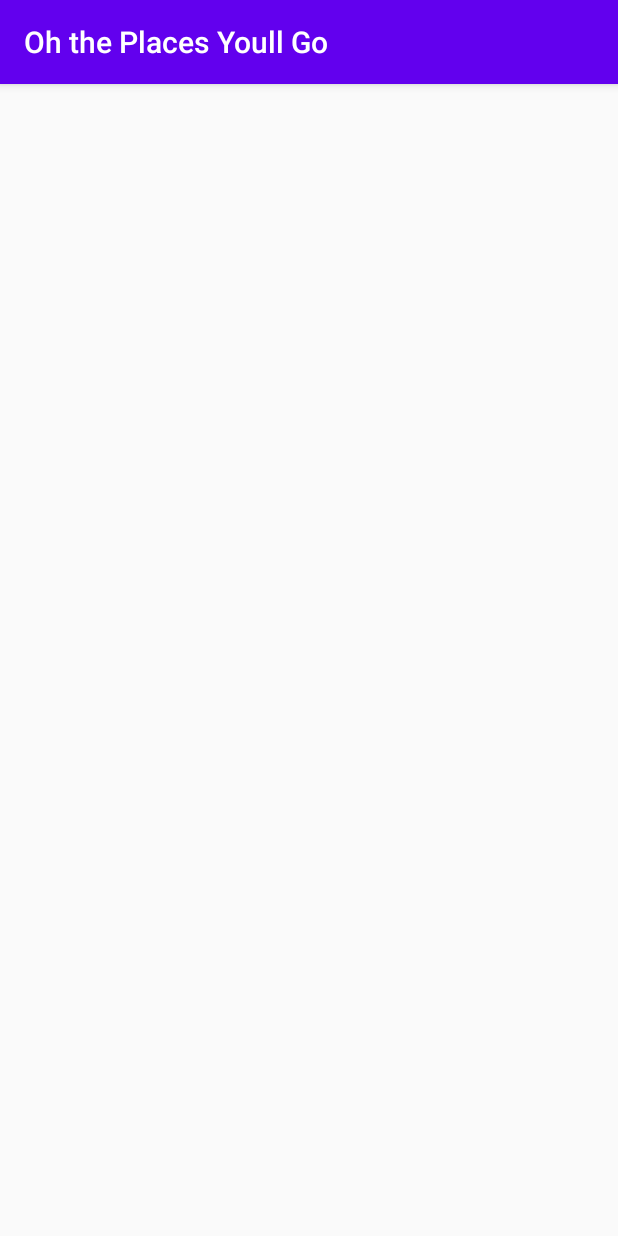
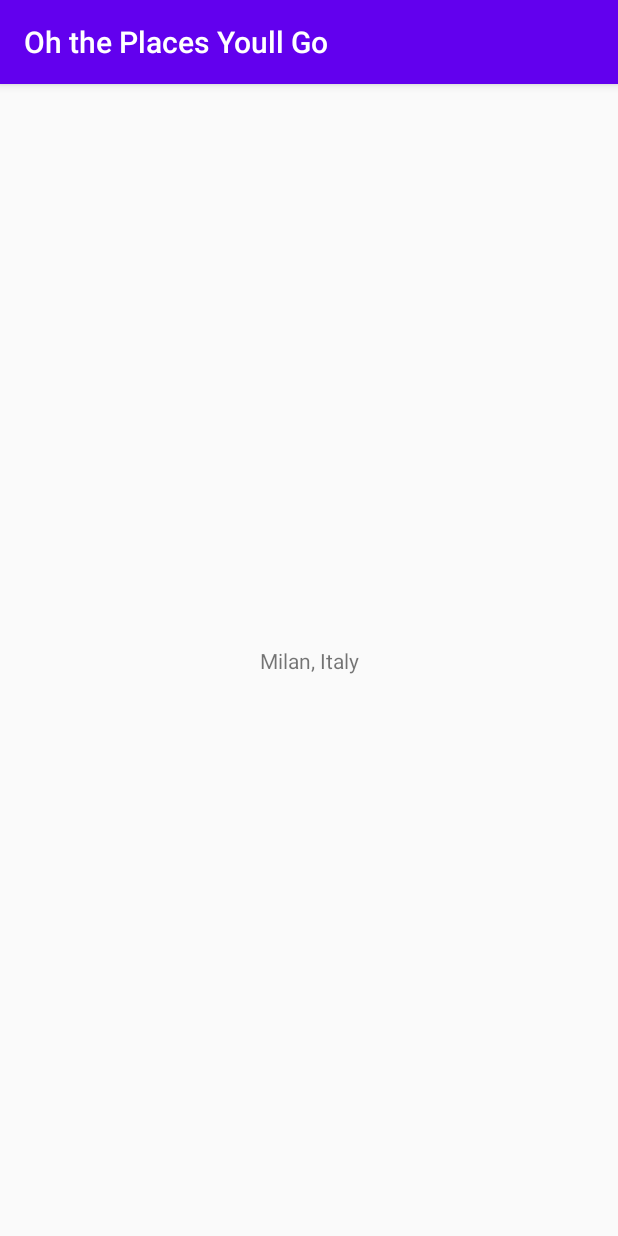
Before and after one commit to kaitlynnchan/oh-the-places-youll-go, an Android app: the screen it shows after launch (PlaceInfoActivity), after a tap on "GENERATE", on a phone screen of 412 x 824 dp. Run offline under Robolectric (Android 15) with nearby library versions, the phone set to English and light mode, and no system bars.

Commit message:
Minor refactoring

```diff
--- a/app/src/main/java/mountainmadness2021/ohtheplacesyoullgo/ui/PlaceInfoActivity.java
+++ b/app/src/main/java/mountainmadness2021/ohtheplacesyoullgo/ui/PlaceInfoActivity.java
@@ -12,9 +12,11 @@ import mountainmadness2021.ohtheplacesyoullgo.model.Location;
 
 public class PlaceInfoActivity extends AppCompatActivity {
 
+    public static final String EXTRA_LOCATION = "location";
+
     public static Intent makeLaunchIntent(Context context, String location){
         Intent intent = new Intent(context, PlaceInfoActivity.class);
-        intent.putExtra(location, "location");
+        intent.putExtra(EXTRA_LOCATION, location);
         return intent;
     }
     @Override
@@ -23,8 +25,7 @@ public class PlaceInfoActivity extends AppCompatActivity {
         setContentView(R.layout.activity_place_info);
 
         Intent intent = getIntent();
-        String place = intent.getStringExtra("location");
-        System.out.println(place);
+        String place = intent.getStringExtra(EXTRA_LOCATION);
 
         TextView location = findViewById(R.id.tv_location);
         location.setText(place);
--- a/app/src/main/res/layout/activity_place_info.xml
+++ b/app/src/main/res/layout/activity_place_info.xml
@@ -11,6 +11,8 @@
         android:layout_width="wrap_content"
         android:layout_height="wrap_content"
         android:text="Location"
-        tools:layout_editor_absoluteX="165dp"
-        tools:layout_editor_absoluteY="301dp" />
+        app:layout_constraintBottom_toBottomOf="parent"
+        app:layout_constraintEnd_toEndOf="parent"
+        app:layout_constraintStart_toStartOf="parent"
+        app:layout_constraintTop_toTopOf="parent" />
 </androidx.constraintlayout.widget.ConstraintLayout>
```
